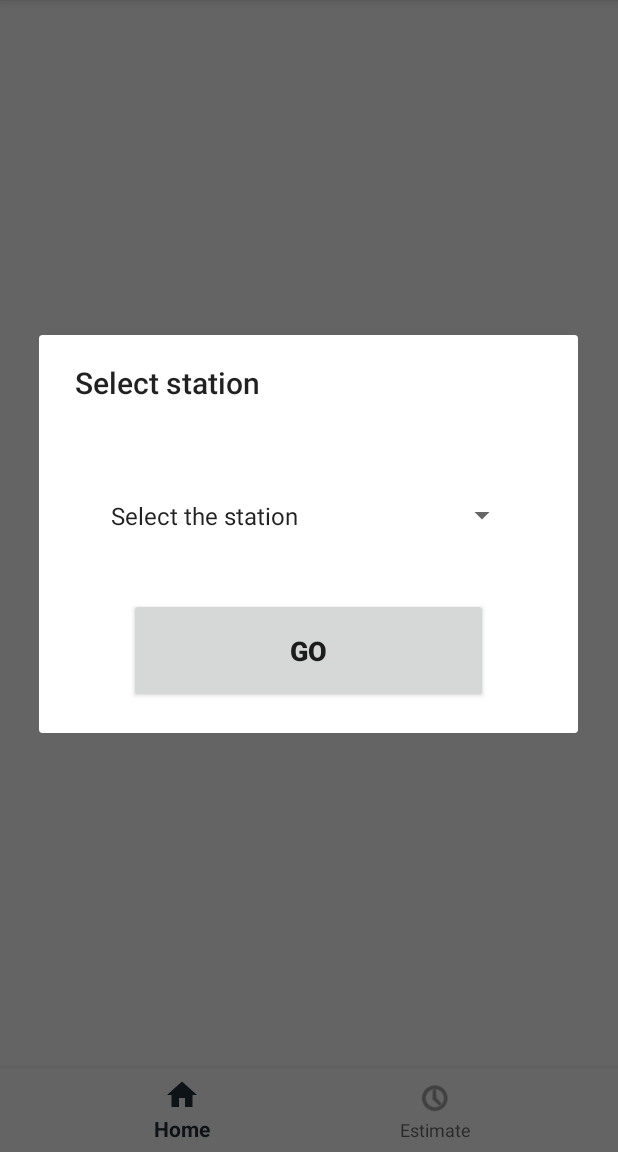
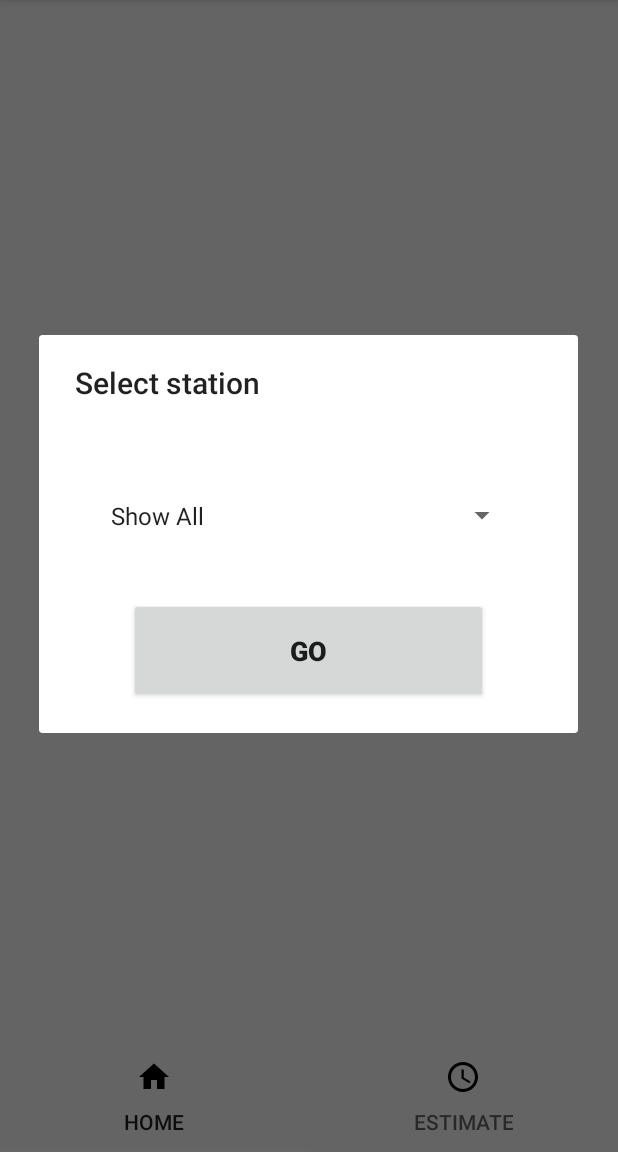
Before and after one commit to jirayut-le/Transights_AndriodApp, an Android app: the screen it shows after launch (MainActivity), after a tap on "Transights", on a phone screen of 412 x 824 dp, the part 84-1236 px from its top. Run offline under Robolectric (Android 15) with nearby library versions, the phone set to English and light mode, and no system bars; our stand-ins replace Firebase (no records; nobody signed in at launch, a user with empty details on screens opened directly).

Commit message:
change view to tab layout

```diff
--- a/app/build.gradle
+++ b/app/build.gradle
@@ -26,7 +26,7 @@ dependencies {
         exclude group: 'com.android.support', module: 'support-annotations'
     })
     compile 'com.android.support:appcompat-v7:25.3.0'
-    compile 'com.android.support:design:25.3.0'
+    compile 'com.android.support:design:25.3.1'
     compile 'com.android.support:support-vector-drawable:25.3.0'
     compile 'com.google.firebase:firebase-database:10.0.1'
     compile 'com.android.support:cardview-v7:21.0.3'
@@ -35,6 +35,7 @@ dependencies {
     compile 'com.squareup.picasso:picasso:2.5.2'
     compile 'com.android.support:support-v4:25.3.1'
     testCompile 'junit:junit:4.12'
+    compile 'com.android.support.constraint:constraint-layout:1.0.2'
 }
 
 
--- a/app/src/main/java/com/softspec/transights/transights/Estimate.java
+++ b/app/src/main/java/com/softspec/transights/transights/Estimate.java
@@ -22,8 +22,9 @@ public class Estimate extends Fragment {
     @Override
     public View onCreateView(LayoutInflater inflater, ViewGroup container,
                              Bundle savedInstanceState) {
+        View v = inflater.inflate(R.layout.fragment_estimate, container, false);
         // Inflate the layout for this fragment
-        return inflater.inflate(R.layout.fragment_estimate, container, false);
+        return v;
     }
 
 }
--- /dev/null
+++ b/app/src/main/java/com/softspec/transights/transights/Home.java
@@ -0,0 +1,37 @@
+package com.softspec.transights.transights;
+
+import android.content.Context;
+import android.os.Bundle;
+import android.support.v4.app.Fragment;
+import android.support.v7.widget.LinearLayoutManager;
+import android.support.v7.widget.RecyclerView;
+import android.view.LayoutInflater;
+import android.view.View;
+import android.view.ViewGroup;
+
+import java.util.ArrayList;
+
+/**
+ * Created by macbook on 6/5/2017 AD.
+ */
+
+public class Home extends Fragment {
+
+    private RecyclerView mPlaceLists;
+    private RecyclerAdapter recyclerAdapter;
+
+    @Override
+    public View onCreateView(LayoutInflater inflater, ViewGroup container, Bundle savedInstanceState) {
+        View v = inflater.inflate(R.layout.fragment_home, container, false);
+
+        mPlaceLists = (RecyclerView) v.findViewById(R.id.place_recycleView);
+        mPlaceLists.setHasFixedSize(true);
+        mPlaceLists.setLayoutManager(new LinearLayoutManager(getContext()));
+        return v;
+    }
+
+    public void setPlaceList(ArrayList<Place> placeList, ArrayList<Station> stationList){
+        recyclerAdapter = new RecyclerAdapter(placeList, stationList, getContext());
+        mPlaceLists.setAdapter(recyclerAdapter);
+    }
+}
--- a/app/src/main/java/com/softspec/transights/transights/MainActivity.java
+++ b/app/src/main/java/com/softspec/transights/transights/MainActivity.java
@@ -2,11 +2,10 @@ package com.softspec.transights.transights;
 
 import android.app.AlertDialog;
 import android.os.Bundle;
-import android.support.design.widget.BottomNavigationView;
+import android.support.design.widget.TabLayout;
 import android.support.v4.view.MenuItemCompat;
+import android.support.v4.view.ViewPager;
 import android.support.v7.app.AppCompatActivity;
-import android.support.v7.widget.LinearLayoutManager;
-import android.support.v7.widget.RecyclerView;
 import android.support.v7.widget.SearchView;
 import android.view.Menu;
 import android.view.MenuItem;
@@ -21,13 +20,17 @@ import java.util.List;
 
 public class MainActivity extends AppCompatActivity implements SearchView.OnQueryTextListener{
 
-
-    private RecyclerView mPlaceLists;
-    private RecyclerAdapter recyclerAdapter;
     private MenuItem searchItem;
 
     private TransightsPresenter transightsPresenter;
     private RemoteDataRepository remoteDataRepository;
+
+    private SectionPagerAdapter sectionPagerAdapter;
+    private ViewPager viewPager;
+    private TabLayout tabLayout;
+
+    private Home home;
+    private Estimate estimate;
 
     @Override
     protected void onCreate(Bundle savedInstanceState) {
@@ -35,41 +38,38 @@ public class MainActivity extends AppCompatActivity implements SearchView.OnQuer
         super.onCreate(savedInstanceState);
         setContentView(R.layout.activity_main);
 
-//        BottomNavigationView navigation = (BottomNavigationView) findViewById(R.id.navigation);
-//        navigation.setOnNavigationItemSelectedListener(mOnNavigationItemSelectedListener);
+        home = new Home();
+        estimate = new Estimate();
 
-        initRecycleView();
+        sectionPagerAdapter = new SectionPagerAdapter(getSupportFragmentManager());
+        setupViewPager();
+
+        tabLayout = (TabLayout) findViewById(R.id.tabs);
+        setUpTabLayout();
+
+        loadFirebase();
     }
 
-    public void initRecycleView(){
+    public void setupViewPager(){
+        viewPager = (ViewPager) findViewById(R.id.container);
+        sectionPagerAdapter.addFragment(home);
+        sectionPagerAdapter.addFragment(estimate);
+        viewPager.setAdapter(sectionPagerAdapter);
+    }
 
-        mPlaceLists = (RecyclerView) findViewById(R.id.place_recycleView);
-        mPlaceLists.setHasFixedSize(true);
-        mPlaceLists.setLayoutManager(new LinearLayoutManager(this));
+    public void setUpTabLayout(){
+        tabLayout.setupWithViewPager(viewPager);
+        tabLayout.getTabAt(0).setIcon(R.drawable.ic_home_black_24dp);
+        tabLayout.getTabAt(1).setIcon(R.drawable.ic_access_time_black_24dp);
+        tabLayout.getTabAt(0).setText("Home");
+        tabLayout.getTabAt(1).setText("Estimate");
+    }
 
+    public void loadFirebase(){
         remoteDataRepository = RemoteDataRepository.getInstance();
-        transightsPresenter = new TransightsPresenter(remoteDataRepository, this);
+        transightsPresenter = new TransightsPresenter(remoteDataRepository, home);
         transightsPresenter.initialize();
     }
-
-    private BottomNavigationView.OnNavigationItemSelectedListener mOnNavigationItemSelectedListener
-            = new BottomNavigationView.OnNavigationItemSelectedListener() {
-
-        @Override
-        public boolean onNavigationItemSelected(MenuItem item) {
-            switch (item.getItemId()) {
-                case R.id.navigation_home:
-
-                    return true;
-                case R.id.navigation_dashboard:
-
-                    return true;
-            }
-            return false;
-        }
-
-    };
-
 
     @Override
     public boolean onCreateOptionsMenu(final Menu menu) {
@@ -115,6 +115,10 @@ public class MainActivity extends AppCompatActivity implements SearchView.OnQuer
         transightsPresenter.selectStation(station);
     }
 
+    public void showAll(){
+        transightsPresenter.showAll();
+    }
+
     public void openDialogSelectLocation(){
         final AlertDialog.Builder builder = new AlertDialog.Builder(this);
         builder.setTitle("Select station");
@@ -126,7 +130,7 @@ public class MainActivity extends AppCompatActivity implements SearchView.OnQuer
         final Spinner stationSpinner = (Spinner) viewInflated.findViewById(R.id.station_select);
 
         List<String> list = new ArrayList<>();
-        list.add("Select the station");
+        list.add("Show All");
         for(Station s : remoteDataRepository.getStationList())
             list.add(s.getStationName());
 
@@ -139,20 +143,15 @@ public class MainActivity extends AppCompatActivity implements SearchView.OnQuer
             @Override
             public void onClick(View view) {
                 String select = stationSpinner.getSelectedItem().toString();
-                if(!select.equalsIgnoreCase("Select the station")){
+                if(!select.equalsIgnoreCase("Show All")){
                     selectStation(select);
                     Toast.makeText(MainActivity.this, "Go to " + select + " station.", Toast.LENGTH_SHORT).show();
-                    alertDialog.dismiss();
                 } else
-                    Toast.makeText(MainActivity.this, "Please select the station!", Toast.LENGTH_SHORT).show();
+                    showAll();
+                alertDialog.dismiss();
             }
         });
 
         alertDialog.show();
     }
-
-    public void setPlaceList(ArrayList<Place> placeList, ArrayList<Station> stationList){
-        recyclerAdapter = new RecyclerAdapter(placeList, stationList, this);
-        mPlaceLists.setAdapter(recyclerAdapter);
-    }
 }
--- /dev/null
+++ b/app/src/main/java/com/softspec/transights/transights/SectionPagerAdapter.java
@@ -0,0 +1,35 @@
+package com.softspec.transights.transights;
+
+import android.support.v4.app.Fragment;
+import android.support.v4.app.FragmentManager;
+import android.support.v4.app.FragmentPagerAdapter;
+
+import java.util.ArrayList;
+import java.util.List;
+
+/**
+ * Created by macbook on 6/5/2017 AD.
+ */
+
+public class SectionPagerAdapter extends FragmentPagerAdapter {
+
+    private final ArrayList<Fragment> fragmentList;
+
+    public SectionPagerAdapter(FragmentManager fa){
+        super(fa);
+        this.fragmentList = new ArrayList<>();
+    }
+
+    public void addFragment(Fragment f){
+        fragmentList.add(f);
+    }
+    @Override
+    public Fragment getItem(int position) {
+        return fragmentList.get(position);
+    }
+
+    @Override
+    public int getCount() {
+        return fragmentList.size();
+    }
+}
--- a/app/src/main/java/com/softspec/transights/transights/TransightsPresenter.java
+++ b/app/src/main/java/com/softspec/transights/transights/TransightsPresenter.java
@@ -12,11 +12,11 @@ import java.util.Observer;
 public class TransightsPresenter implements Observer {
 
     private RemoteDataRepository remoteDataRepository;
-    private MainActivity mainActivity;
+    private Home home;
 
-    public TransightsPresenter(RemoteDataRepository remoteDataRepository, MainActivity mainActivity){
+    public TransightsPresenter(RemoteDataRepository remoteDataRepository,Home home){
         this.remoteDataRepository = remoteDataRepository;
-        this.mainActivity = mainActivity;
+        this.home = home;
     }
 
     public void initialize(){
@@ -32,6 +32,10 @@ public class TransightsPresenter implements Observer {
         remoteDataRepository.selectStation(station);
     }
 
+    public void showAll(){
+        remoteDataRepository.showAll();
+    }
+
     @Override
     public void update(Observable observable, Object o) {
         if(o != null) {
@@ -42,6 +46,6 @@ public class TransightsPresenter implements Observer {
                 remoteDataRepository.fetchAllPriceAndTime();
         }
         else
-            mainActivity.setPlaceList(remoteDataRepository.getPlaceList(), remoteDataRepository.getStationList());
+            home.setPlaceList(remoteDataRepository.getPlaceList(), remoteDataRepository.getStationList());
     }
 }
--- a/app/src/main/res/drawable/ic_person_black_24dp.xml
+++ b/app/src/main/res/drawable/ic_access_time_black_24dp.xml
@@ -5,5 +5,5 @@
         android:viewportHeight="24.0">
     <path
         android:fillColor="#FF000000"
-        android:pathData="M12,12c2.21,0 4,-1.79 4,-4s-1.79,-4 -4,-4 -4,1.79 -4,4 1.79,4 4,4zM12,14c-2.67,0 -8,1.34 -8,4v2h16v-2c0,-2.66 -5.33,-4 -8,-4z"/>
+        android:pathData="M11.99,2C6.47,2 2,6.48 2,12s4.47,10 9.99,10C17.52,22 22,17.52 22,12S17.52,2 11.99,2zM12,20c-4.42,0 -8,-3.58 -8,-8s3.58,-8 8,-8 8,3.58 8,8 -3.58,8 -8,8zM12.5,7H11v6l5.25,3.15 0.75,-1.23 -4.5,-2.67z"/>
 </vector>
--- a/app/src/main/res/layout/activity_main.xml
+++ b/app/src/main/res/layout/activity_main.xml
@@ -2,50 +2,56 @@
 <LinearLayout xmlns:android="http://schemas.android.com/apk/res/android"
     xmlns:app="http://schemas.android.com/apk/res-auto"
     xmlns:tools="http://schemas.android.com/tools"
-    android:id="@+id/container"
     android:layout_width="match_parent"
     android:layout_height="match_parent"
     android:orientation="vertical"
     tools:context="com.softspec.transights.transights.MainActivity">
+
+
+
+    <!--<LinearLayout-->
+        <!--android:id="@+id/placeListLayout"-->
+        <!--android:layout_width="match_parent"-->
+        <!--android:layout_height="0dp"-->
+        <!--android:layout_weight="1">-->
+
+            <!--<android.support.v7.widget.RecyclerView-->
+                <!--android:id="@+id/place_recycleView"-->
+                <!--android:layout_width="match_parent"-->
+                <!--android:layout_height="match_parent">-->
+
+            <!--</android.support.v7.widget.RecyclerView>-->
+
+
+    <!--</LinearLayout>-->
+
+
+    <!--<android.support.design.widget.BottomNavigationView-->
+        <!--android:id="@+id/navigation"-->
+        <!--android:layout_width="match_parent"-->
+        <!--android:layout_height="wrap_content"-->
+        <!--android:layout_gravity="bottom"-->
+        <!--android:background="?android:attr/windowBackground"-->
+        <!--app:menu="@menu/navigation" />-->
 
     <LinearLayout
         android:layout_width="match_parent"
         android:layout_height="0dp"
         android:layout_weight="1">
 
-        <android.support.v7.widget.RecyclerView
+        <android.support.v4.view.ViewPager
+            android:id="@+id/container"
             android:layout_width="match_parent"
-            android:layout_height="match_parent"
-            android:id="@+id/place_recycleView">
+            android:layout_height="match_parent"></android.support.v4.view.ViewPager>
 
-        </android.support.v7.widget.RecyclerView>
+
     </LinearLayout>
 
+    <android.support.design.widget.TabLayout
+        android:id="@+id/tabs"
+        android:layout_width="match_parent"
+        android:layout_height="wrap_content">
 
-    <!--<LinearLayout-->
-        <!--android:id="@+id/content"-->
-        <!--android:layout_width="match_parent"-->
-        <!--android:layout_height="0dp"-->
-        <!--android:layout_weight="1">-->
-
-        <!--<TextView-->
-            <!--android:id="@+id/message"-->
-            <!--android:layout_width="match_parent"-->
-            <!--android:layout_height="wrap_content"-->
-            <!--android:layout_marginBottom="@dimen/activity_vertical_margin"-->
-            <!--android:layout_marginLeft="@dimen/activity_horizontal_margin"-->
-            <!--android:layout_marginRight="@dimen/activity_horizontal_margin"-->
-            <!--android:layout_marginTop="@dimen/activity_vertical_margin"-->
-            <!--android:text="@string/title_home" />-->
-
-    <!--</LinearLayout>-->
-
-    <android.support.design.widget.BottomNavigationView
-        android:id="@+id/navigation"
-        android:layout_width="match_parent"
-        android:layout_height="wrap_content"
-        android:layout_gravity="bottom"
-        android:background="?android:attr/windowBackground"
-        app:menu="@menu/navigation" />
+    </android.support.design.widget.TabLayout>
 
 </LinearLayout>
--- a/app/src/main/res/layout/fragment_estimate.xml
+++ b/app/src/main/res/layout/fragment_estimate.xml
@@ -1,5 +1,6 @@
 <FrameLayout xmlns:android="http://schemas.android.com/apk/res/android"
     xmlns:tools="http://schemas.android.com/tools"
+    android:id="@+id/estimateLayout"
     android:layout_width="match_parent"
     android:layout_height="match_parent"
     tools:context="com.softspec.transights.transights.Estimate">
--- /dev/null
+++ b/app/src/main/res/layout/fragment_home.xml
@@ -0,0 +1,22 @@
+<?xml version="1.0" encoding="utf-8"?>
+<LinearLayout xmlns:android="http://schemas.android.com/apk/res/android"
+    android:orientation="vertical" android:layout_width="match_parent"
+    android:layout_height="match_parent">
+
+    <LinearLayout
+        android:id="@+id/placeListLayout"
+        android:layout_width="match_parent"
+        android:layout_height="0dp"
+        android:layout_weight="1">
+
+        <android.support.v7.widget.RecyclerView
+            android:id="@+id/place_recycleView"
+            android:layout_width="match_parent"
+            android:layout_height="match_parent">
+
+        </android.support.v7.widget.RecyclerView>
+
+
+    </LinearLayout>
+
+</LinearLayout>
--- a/app/src/main/res/menu/navigation.xml
+++ b/app/src/main/res/menu/navigation.xml
@@ -9,6 +9,6 @@
     <item
         android:id="@+id/navigation_dashboard"
         android:icon="@android:drawable/ic_menu_recent_history"
-        android:title="@string/title_dashboard" />
+        android:title="@string/title_estimate" />
 
 </menu>
--- a/app/src/main/res/values/strings.xml
+++ b/app/src/main/res/values/strings.xml
@@ -1,8 +1,7 @@
 <resources>
     <string name="app_name">Transights</string>
     <string name="title_home">Home</string>
-    <string name="title_dashboard">Estimate</string>
-    <string name="title_notifications">Account</string>
+    <string name="title_estimate">Estimate</string>
 
     <!-- TODO: Remove or change this placeholder text -->
     <string name="hello_blank_fragment">Hello blank fragment</string>
```
Also changed, not shown: app/src/main/java/com/softspec/transights/transights/RemoteDataRepository.java (+19 -17 lines).
